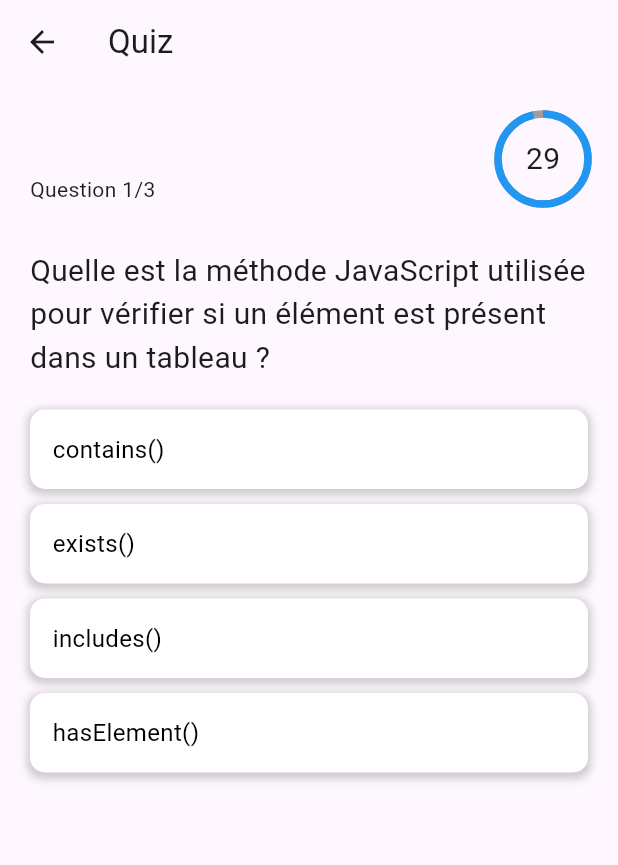
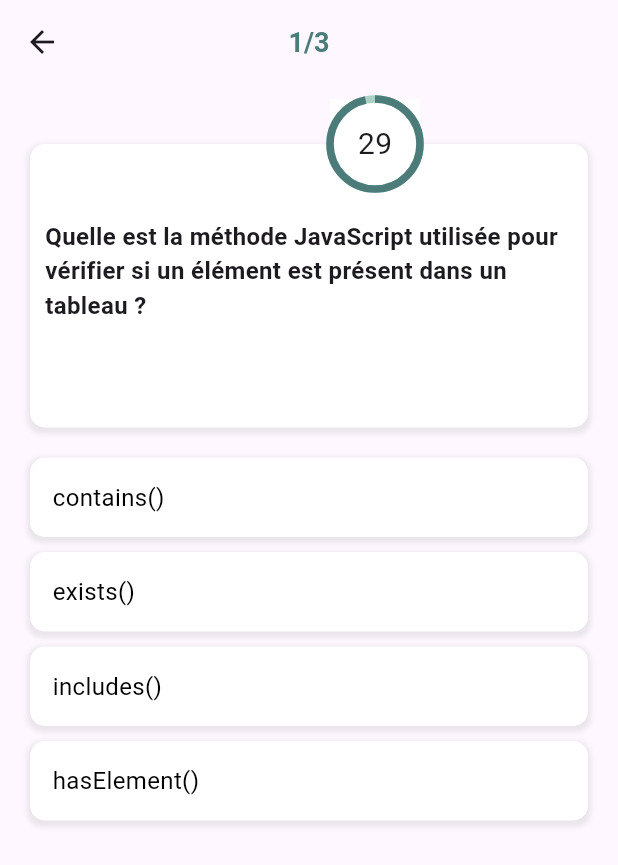
Before and after one commit to bk-med/flutter-quiz-app, a Flutter app: the QuizScreen screen opened directly, on a phone screen of 412 x 824 dp. Shown: the top 865 px of the screen. Run offline on Flutter 3.47's test engine with Material 3 defaults, Android fonts, the phone set to English and light mode, and no system bars; our stand-ins replace flutter_rating_bar.

Commit message:
update quiz screen to the new design

```diff
--- a/lib/screens/quiz_screen.dart
+++ b/lib/screens/quiz_screen.dart
@@ -1,5 +1,6 @@
 import 'dart:async';
 import 'package:flutter/material.dart';
+import 'package:flutter/widgets.dart';
 import 'package:quiz_app/models/question.dart';
 import 'package:quiz_app/services/quiz_service.dart';
 import 'package:quiz_app/screens/result_screen.dart';
@@ -12,7 +13,7 @@
 class _QuizScreenState extends State<QuizScreen> {
   late Future<List<Question>> questions;
   int currentQuestionIndex = 0;
-  int numberOfQuestions = 0;
+  int numberOfQuestions = 20;
   int seconds = 30;
   late Timer timer;
   late List<Color> optionsBackgroundColor;
@@ -116,40 +117,21 @@
   @override
   Widget build(BuildContext context) {
     return Scaffold(
-      appBar: AppBar(title: const Text('Quiz')),
+      appBar: AppBar(
+        title: Text(
+          '${currentQuestionIndex + 1}/${numberOfQuestions}',
+          style: const TextStyle(
+              fontSize: 18,
+              color: Color(0xFF4b7c7a),
+              fontWeight: FontWeight.bold),
+        ),
+        centerTitle: true,
+      ),
       body: Padding(
-        padding: const EdgeInsets.all(20.0),
+        padding: const EdgeInsets.fromLTRB(20, 40, 20, 20),
         child: Column(
           crossAxisAlignment: CrossAxisAlignment.stretch,
           children: [
-            Row(
-                mainAxisAlignment: MainAxisAlignment.spaceBetween,
-                crossAxisAlignment: CrossAxisAlignment.end,
-                children: [
-                  Text(
-                    'Question ${currentQuestionIndex + 1}/${numberOfQuestions}',
-                  ),
-                  Stack(
-                    alignment: Alignment.center,
-                    children: [
-                      SizedBox(
-                        width: 60,
-                        height: 60,
-                        child: CircularProgressIndicator(
-                          value: seconds / 30,
-                          valueColor: const AlwaysStoppedAnimation(Colors.blue),
-                          backgroundColor: Colors.grey,
-                          strokeWidth: 5,
-                        ),
-                      ),
-                      Text(
-                        '$seconds',
-                        style: const TextStyle(fontSize: 20),
-                      ),
-                    ],
-                  ),
-                ]),
-            const SizedBox(height: 20.0),
             Expanded(
               child: SingleChildScrollView(
                 child: FutureBuilder<List<Question>>(
@@ -166,10 +148,61 @@
                         return Column(
                           crossAxisAlignment: CrossAxisAlignment.stretch,
                           children: [
-                            const SizedBox(height: 10.0),
-                            Text(
-                              data[currentQuestionIndex].question,
-                              style: const TextStyle(fontSize: 20.0),
+                            const SizedBox(height: 0.0),
+                            Stack(
+                              children: [
+                                Container(
+                                  decoration: BoxDecoration(
+                                      color: Colors.white,
+                                      borderRadius: BorderRadius.circular(10),
+                                      boxShadow: [
+                                        BoxShadow(
+                                          color: Colors.grey.withOpacity(0.2),
+                                          spreadRadius: 2,
+                                          blurRadius: 2,
+                                          offset: const Offset(0, 2),
+                                        ),
+                                      ]),
+                                  padding:
+                                      const EdgeInsets.fromLTRB(10, 50, 10, 70),
+                                  child: Text(
+                                    data[currentQuestionIndex].question,
+                                    style: const TextStyle(
+                                        fontSize: 16.0,
+                                        fontWeight: FontWeight.w600),
+                                  ),
+                                ),
+                                Positioned(
+                                  top: 0,
+                                  left: 200,
+                                  child: Transform.translate(
+                                    offset: const Offset(0, -30),
+                                    child: Stack(
+                                      alignment: Alignment.center,
+                                      children: [
+                                        Container(
+                                          width: 60,
+                                          height: 60,
+                                          color: Colors.white,
+                                          child: CircularProgressIndicator(
+                                            value: seconds / 30,
+                                            valueColor:
+                                                const AlwaysStoppedAnimation(
+                                                    Color(0xFF4b7c7a)),
+                                            backgroundColor:
+                                                const Color(0xFFABD1C6),
+                                            strokeWidth: 5,
+                                          ),
+                                        ),
+                                        Text(
+                                          '$seconds',
+                                          style: const TextStyle(fontSize: 20),
+                                        ),
+                                      ],
+                                    ),
+                                  ),
+                                )
+                              ],
                             ),
                             const SizedBox(height: 20.0),
                             ...List.generate(
@@ -187,9 +220,9 @@
                                       borderRadius: BorderRadius.circular(10),
                                       boxShadow: [
                                         BoxShadow(
-                                          color: Colors.grey.withOpacity(0.5),
+                                          color: Colors.grey.withOpacity(0.2),
                                           spreadRadius: 2,
-                                          blurRadius: 4,
+                                          blurRadius: 2,
                                           offset: const Offset(0, 2),
                                         ),
                                       ]),
```
